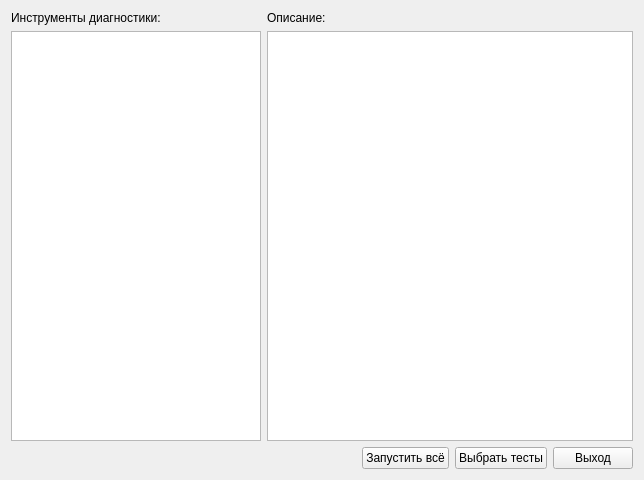
First picture: the form in src/app/mainwindow.ui, repository AlexSP0/alt-diagnostic-tool, before the edit.
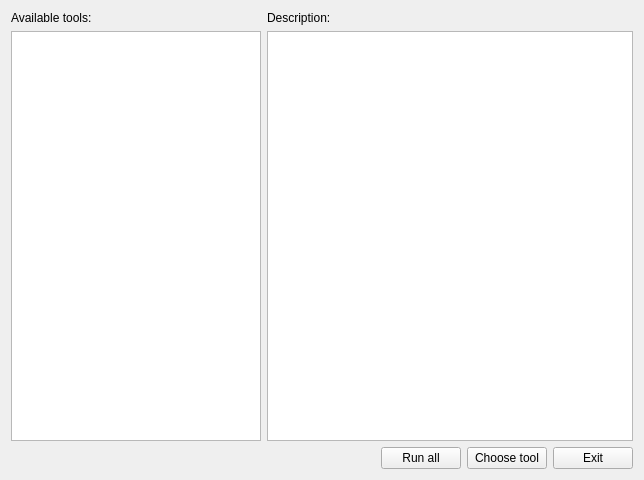
Second picture: the form after the edit.

Patch:
```diff
--- a/src/app/mainwindow.ui
+++ b/src/app/mainwindow.ui
@@ -17,7 +17,7 @@
    <item row="0" column="0">
     <widget class="QLabel" name="checkLabel">
      <property name="text">
-      <string>Инструменты диагностики:</string>
+      <string>Available tools:</string>
      </property>
     </widget>
    </item>
@@ -52,14 +52,14 @@
       </sizepolicy>
      </property>
      <property name="text">
-      <string>Выбрать тесты</string>
+      <string>Choose tool</string>
      </property>
     </widget>
    </item>
    <item row="0" column="1">
     <widget class="QLabel" name="descriptionLabel">
      <property name="text">
-      <string>Описание:</string>
+      <string>Description:</string>
      </property>
     </widget>
    </item>
@@ -85,7 +85,7 @@
       </sizepolicy>
      </property>
      <property name="text">
-      <string>Запустить всё</string>
+      <string>Run all</string>
      </property>
     </widget>
    </item>
@@ -105,7 +105,7 @@
       </sizepolicy>
      </property>
      <property name="text">
-      <string>Выход</string>
+      <string>Exit</string>
      </property>
     </widget>
    </item>
```
